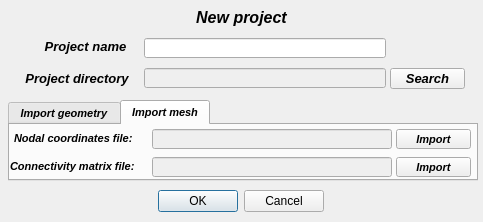
This is pulse/uix/user_input/ui/newProjectInput.ui in open-pulse/OpenPulse as Qt 5 draws it before an edit. The edited form follows.
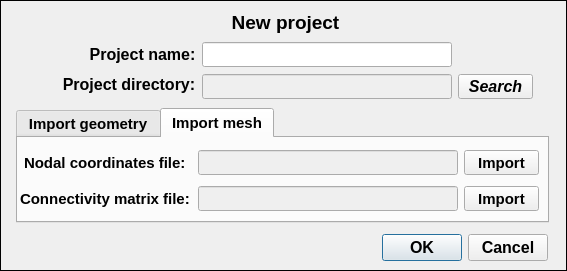
This is the edited form. The open tabs and pages were chosen to show the change.

Patch:
```diff
--- a/pulse/uix/user_input/ui/newProjectInput.ui
+++ b/pulse/uix/user_input/ui/newProjectInput.ui
@@ -6,71 +6,97 @@
    <rect>
     <x>0</x>
     <y>0</y>
-    <width>483</width>
-    <height>222</height>
+    <width>567</width>
+    <height>271</height>
    </rect>
   </property>
   <property name="minimumSize">
    <size>
-    <width>0</width>
-    <height>222</height>
+    <width>567</width>
+    <height>271</height>
    </size>
   </property>
   <property name="maximumSize">
    <size>
-    <width>99999</width>
-    <height>222</height>
+    <width>567</width>
+    <height>271</height>
    </size>
   </property>
   <property name="windowTitle">
    <string>Create new Project</string>
   </property>
-  <widget class="QWidget" name="widget" native="true">
+  <widget class="QFrame" name="frame">
    <property name="geometry">
     <rect>
      <x>0</x>
      <y>0</y>
-     <width>481</width>
-     <height>225</height>
+     <width>567</width>
+     <height>271</height>
     </rect>
    </property>
-   <widget class="QWidget" name="verticalLayoutWidget_2">
+   <property name="frameShape">
+    <enum>QFrame::Box</enum>
+   </property>
+   <property name="frameShadow">
+    <enum>QFrame::Plain</enum>
+   </property>
+   <property name="lineWidth">
+    <number>1</number>
+   </property>
+   <widget class="QLabel" name="label_8">
     <property name="geometry">
      <rect>
-      <x>40</x>
-      <y>36</y>
-      <width>91</width>
-      <height>21</height>
+      <x>54</x>
+      <y>72</y>
+      <width>150</width>
+      <height>25</height>
      </rect>
     </property>
-    <layout class="QVBoxLayout" name="verticalLayout_2">
-     <item>
-      <widget class="QLabel" name="label_2">
-       <property name="font">
-        <font>
-         <family>Arial</family>
-         <pointsize>10</pointsize>
-         <weight>75</weight>
-         <italic>true</italic>
-         <bold>true</bold>
-        </font>
-       </property>
-       <property name="text">
-        <string>&lt;html&gt;&lt;head/&gt;&lt;body&gt;&lt;p align=&quot;center&quot;&gt;Project name&lt;/p&gt;&lt;/body&gt;&lt;/html&gt;</string>
-       </property>
-      </widget>
-     </item>
-    </layout>
+    <property name="minimumSize">
+     <size>
+      <width>150</width>
+      <height>25</height>
+     </size>
+    </property>
+    <property name="maximumSize">
+     <size>
+      <width>170</width>
+      <height>25</height>
+     </size>
+    </property>
+    <property name="font">
+     <font>
+      <family>Arial</family>
+      <pointsize>12</pointsize>
+      <weight>75</weight>
+      <italic>false</italic>
+      <bold>true</bold>
+     </font>
+    </property>
+    <property name="text">
+     <string>&lt;html&gt;&lt;head/&gt;&lt;body&gt;&lt;p align=&quot;center&quot;&gt;Project directory:&lt;/p&gt;&lt;/body&gt;&lt;/html&gt;</string>
+    </property>
+    <property name="alignment">
+     <set>Qt::AlignRight|Qt::AlignTrailing|Qt::AlignVCenter</set>
+    </property>
    </widget>
    <widget class="QDialogButtonBox" name="button_create_project">
     <property name="geometry">
      <rect>
-      <x>10</x>
-      <y>190</y>
-      <width>461</width>
-      <height>23</height>
+      <x>374</x>
+      <y>232</y>
+      <width>181</width>
+      <height>31</height>
      </rect>
     </property>
+    <property name="font">
+     <font>
+      <family>Arial</family>
+      <pointsize>12</pointsize>
+      <weight>75</weight>
+      <bold>true</bold>
+     </font>
+    </property>
     <property name="orientation">
      <enum>Qt::Horizontal</enum>
     </property>
@@ -81,13 +107,155 @@
      <bool>true</bool>
     </property>
    </widget>
+   <widget class="QToolButton" name="toolButton_search_project_folder">
+    <property name="geometry">
+     <rect>
+      <x>458</x>
+      <y>74</y>
+      <width>75</width>
+      <height>25</height>
+     </rect>
+    </property>
+    <property name="sizePolicy">
+     <sizepolicy hsizetype="Expanding" vsizetype="Expanding">
+      <horstretch>0</horstretch>
+      <verstretch>0</verstretch>
+     </sizepolicy>
+    </property>
+    <property name="minimumSize">
+     <size>
+      <width>75</width>
+      <height>25</height>
+     </size>
+    </property>
+    <property name="maximumSize">
+     <size>
+      <width>75</width>
+      <height>25</height>
+     </size>
+    </property>
+    <property name="sizeIncrement">
+     <size>
+      <width>0</width>
+      <height>1</height>
+     </size>
+    </property>
+    <property name="font">
+     <font>
+      <family>Arial</family>
+      <pointsize>12</pointsize>
+      <weight>75</weight>
+      <italic>true</italic>
+      <bold>true</bold>
+     </font>
+    </property>
+    <property name="text">
+     <string>Search</string>
+    </property>
+   </widget>
+   <widget class="QLabel" name="label">
+    <property name="geometry">
+     <rect>
+      <x>10</x>
+      <y>6</y>
+      <width>551</width>
+      <height>33</height>
+     </rect>
+    </property>
+    <property name="font">
+     <font>
+      <family>Arial</family>
+      <pointsize>14</pointsize>
+      <weight>75</weight>
+      <italic>false</italic>
+      <bold>true</bold>
+     </font>
+    </property>
+    <property name="text">
+     <string>&lt;html&gt;&lt;head/&gt;&lt;body&gt;&lt;p align=&quot;center&quot;&gt;New project&lt;/p&gt;&lt;/body&gt;&lt;/html&gt;</string>
+    </property>
+    <property name="alignment">
+     <set>Qt::AlignCenter</set>
+    </property>
+   </widget>
+   <widget class="QLabel" name="label_2">
+    <property name="geometry">
+     <rect>
+      <x>86</x>
+      <y>42</y>
+      <width>113</width>
+      <height>25</height>
+     </rect>
+    </property>
+    <property name="minimumSize">
+     <size>
+      <width>0</width>
+      <height>25</height>
+     </size>
+    </property>
+    <property name="maximumSize">
+     <size>
+      <width>16777215</width>
+      <height>25</height>
+     </size>
+    </property>
+    <property name="font">
+     <font>
+      <family>Arial</family>
+      <pointsize>12</pointsize>
+      <weight>75</weight>
+      <italic>false</italic>
+      <bold>true</bold>
+     </font>
+    </property>
+    <property name="text">
+     <string>&lt;html&gt;&lt;head/&gt;&lt;body&gt;&lt;p align=&quot;center&quot;&gt;Project name:&lt;/p&gt;&lt;/body&gt;&lt;/html&gt;</string>
+    </property>
+    <property name="alignment">
+     <set>Qt::AlignRight|Qt::AlignTrailing|Qt::AlignVCenter</set>
+    </property>
+   </widget>
+   <widget class="QLineEdit" name="line_project_name">
+    <property name="geometry">
+     <rect>
+      <x>202</x>
+      <y>42</y>
+      <width>250</width>
+      <height>25</height>
+     </rect>
+    </property>
+    <property name="minimumSize">
+     <size>
+      <width>250</width>
+      <height>25</height>
+     </size>
+    </property>
+    <property name="maximumSize">
+     <size>
+      <width>250</width>
+      <height>25</height>
+     </size>
+    </property>
+    <property name="font">
+     <font>
+      <family>Arial</family>
+      <pointsize>11</pointsize>
+      <weight>75</weight>
+      <italic>true</italic>
+      <bold>true</bold>
+     </font>
+    </property>
+    <property name="alignment">
+     <set>Qt::AlignCenter</set>
+    </property>
+   </widget>
    <widget class="QTabWidget" name="tabWidget">
     <property name="geometry">
      <rect>
-      <x>8</x>
-      <y>100</y>
-      <width>470</width>
-      <height>81</height>
+      <x>16</x>
+      <y>108</y>
+      <width>533</width>
+      <height>115</height>
      </rect>
     </property>
     <property name="minimumSize">
@@ -98,16 +266,16 @@
     </property>
     <property name="maximumSize">
      <size>
-      <width>470</width>
+      <width>600</width>
       <height>16777215</height>
      </size>
     </property>
     <property name="font">
      <font>
       <family>Arial</family>
-      <pointsize>8</pointsize>
+      <pointsize>11</pointsize>
       <weight>75</weight>
-      <italic>true</italic>
+      <italic>false</italic>
       <bold>true</bold>
      </font>
     </property>
@@ -288,66 +456,28 @@
      <attribute name="title">
       <string>Import mesh</string>
      </attribute>
-     <widget class="QWidget" name="verticalLayoutWidget_11">
-      <property name="geometry">
-       <rect>
-        <x>4</x>
-        <y>2</y>
-        <width>135</width>
-        <height>23</height>
-       </rect>
-      </property>
-      <layout class="QVBoxLayout" name="verticalLayout_11">
-       <item>
-        <widget class="QLabel" name="label_5">
-         <property name="text">
-          <string>&lt;html&gt;&lt;head/&gt;&lt;body&gt;&lt;p align=&quot;center&quot;&gt;Nodal coordinates file:&lt;/p&gt;&lt;/body&gt;&lt;/html&gt;</string>
-         </property>
-        </widget>
-       </item>
-      </layout>
-     </widget>
-     <widget class="QWidget" name="verticalLayoutWidget_14">
-      <property name="geometry">
-       <rect>
-        <x>0</x>
-        <y>30</y>
-        <width>140</width>
-        <height>23</height>
-       </rect>
-      </property>
-      <layout class="QVBoxLayout" name="verticalLayout_14">
-       <item>
-        <widget class="QLabel" name="label_6">
-         <property name="text">
-          <string>&lt;html&gt;&lt;head/&gt;&lt;body&gt;&lt;p align=&quot;center&quot;&gt;Connectivity matrix file:&lt;/p&gt;&lt;/body&gt;&lt;/html&gt;</string>
-         </property>
-        </widget>
-       </item>
-      </layout>
-     </widget>
      <widget class="QLineEdit" name="line_conn">
       <property name="enabled">
        <bool>false</bool>
       </property>
       <property name="geometry">
        <rect>
-        <x>142</x>
-        <y>32</y>
-        <width>240</width>
-        <height>20</height>
+        <x>180</x>
+        <y>48</y>
+        <width>260</width>
+        <height>25</height>
        </rect>
       </property>
       <property name="minimumSize">
        <size>
-        <width>240</width>
-        <height>20</height>
+        <width>260</width>
+        <height>25</height>
        </size>
       </property>
       <property name="maximumSize">
        <size>
-        <width>240</width>
-        <height>20</height>
+        <width>260</width>
+        <height>25</height>
        </size>
       </property>
       <property name="alignment">
@@ -360,10 +490,10 @@
       </property>
       <property name="geometry">
        <rect>
-        <x>142</x>
-        <y>4</y>
-        <width>240</width>
-        <height>20</height>
+        <x>180</x>
+        <y>12</y>
+        <width>260</width>
+        <height>25</height>
        </rect>
       </property>
       <property name="sizePolicy">
@@ -374,14 +504,14 @@
       </property>
       <property name="minimumSize">
        <size>
-        <width>240</width>
-        <height>20</height>
+        <width>260</width>
+        <height>25</height>
        </size>
       </property>
       <property name="maximumSize">
        <size>
-        <width>240</width>
-        <height>20</height>
+        <width>260</width>
+        <height>25</height>
        </size>
       </property>
       <property name="baseSize">
@@ -397,10 +527,10 @@
      <widget class="QToolButton" name="toolButton_import_conn">
       <property name="geometry">
        <rect>
-        <x>386</x>
-        <y>32</y>
+        <x>446</x>
+        <y>48</y>
         <width>75</width>
-        <height>20</height>
+        <height>25</height>
        </rect>
       </property>
       <property name="sizePolicy">
@@ -412,13 +542,13 @@
       <property name="minimumSize">
        <size>
         <width>75</width>
-        <height>20</height>
+        <height>25</height>
        </size>
       </property>
       <property name="maximumSize">
        <size>
         <width>75</width>
-        <height>20</height>
+        <height>25</height>
        </size>
       </property>
       <property name="sizeIncrement">
@@ -434,10 +564,10 @@
      <widget class="QToolButton" name="toolButton_import_cord">
       <property name="geometry">
        <rect>
-        <x>386</x>
-        <y>4</y>
+        <x>446</x>
+        <y>12</y>
         <width>75</width>
-        <height>20</height>
+        <height>25</height>
        </rect>
       </property>
       <property name="sizePolicy">
@@ -449,13 +579,13 @@
       <property name="minimumSize">
        <size>
         <width>75</width>
-        <height>20</height>
+        <height>25</height>
        </size>
       </property>
       <property name="maximumSize">
        <size>
         <width>75</width>
-        <height>20</height>
+        <height>25</height>
        </size>
       </property>
       <property name="sizeIncrement">
@@ -474,155 +604,90 @@
        <string>Import</string>
       </property>
      </widget>
+     <widget class="QLabel" name="label_6">
+      <property name="geometry">
+       <rect>
+        <x>2</x>
+        <y>48</y>
+        <width>177</width>
+        <height>25</height>
+       </rect>
+      </property>
+      <property name="minimumSize">
+       <size>
+        <width>0</width>
+        <height>25</height>
+       </size>
+      </property>
+      <property name="maximumSize">
+       <size>
+        <width>16777215</width>
+        <height>25</height>
+       </size>
+      </property>
+      <property name="text">
+       <string>&lt;html&gt;&lt;head/&gt;&lt;body&gt;&lt;p align=&quot;center&quot;&gt;Connectivity matrix file:&lt;/p&gt;&lt;/body&gt;&lt;/html&gt;</string>
+      </property>
+     </widget>
+     <widget class="QLabel" name="label_5">
+      <property name="geometry">
+       <rect>
+        <x>6</x>
+        <y>12</y>
+        <width>173</width>
+        <height>25</height>
+       </rect>
+      </property>
+      <property name="minimumSize">
+       <size>
+        <width>0</width>
+        <height>25</height>
+       </size>
+      </property>
+      <property name="maximumSize">
+       <size>
+        <width>16777215</width>
+        <height>25</height>
+       </size>
+      </property>
+      <property name="text">
+       <string>&lt;html&gt;&lt;head/&gt;&lt;body&gt;&lt;p align=&quot;center&quot;&gt;Nodal coordinates file:&lt;/p&gt;&lt;/body&gt;&lt;/html&gt;</string>
+      </property>
+     </widget>
     </widget>
    </widget>
-   <widget class="QWidget" name="verticalLayoutWidget_16">
-    <property name="geometry">
-     <rect>
-      <x>24</x>
-      <y>68</y>
-      <width>106</width>
-      <height>21</height>
-     </rect>
-    </property>
-    <layout class="QVBoxLayout" name="verticalLayout_16">
-     <item>
-      <widget class="QLabel" name="label_8">
-       <property name="font">
-        <font>
-         <family>Arial</family>
-         <pointsize>10</pointsize>
-         <weight>75</weight>
-         <italic>true</italic>
-         <bold>true</bold>
-        </font>
-       </property>
-       <property name="text">
-        <string>&lt;html&gt;&lt;head/&gt;&lt;body&gt;&lt;p align=&quot;center&quot;&gt;Project directory&lt;/p&gt;&lt;/body&gt;&lt;/html&gt;</string>
-       </property>
-      </widget>
-     </item>
-    </layout>
-   </widget>
-   <widget class="QToolButton" name="toolButton_search_project_folder">
-    <property name="geometry">
-     <rect>
-      <x>390</x>
-      <y>68</y>
-      <width>75</width>
-      <height>21</height>
-     </rect>
-    </property>
-    <property name="sizePolicy">
-     <sizepolicy hsizetype="Expanding" vsizetype="Expanding">
-      <horstretch>0</horstretch>
-      <verstretch>0</verstretch>
-     </sizepolicy>
-    </property>
-    <property name="minimumSize">
-     <size>
-      <width>75</width>
-      <height>21</height>
-     </size>
-    </property>
-    <property name="maximumSize">
-     <size>
-      <width>75</width>
-      <height>21</height>
-     </size>
-    </property>
-    <property name="sizeIncrement">
-     <size>
-      <width>0</width>
-      <height>1</height>
-     </size>
-    </property>
-    <property name="font">
-     <font>
-      <family>Arial</family>
-      <pointsize>10</pointsize>
-      <weight>75</weight>
-      <italic>true</italic>
-      <bold>true</bold>
-     </font>
-    </property>
-    <property name="text">
-     <string>Search</string>
-    </property>
-   </widget>
-   <widget class="QLabel" name="label">
-    <property name="geometry">
-     <rect>
-      <x>2</x>
-      <y>4</y>
-      <width>479</width>
-      <height>27</height>
-     </rect>
-    </property>
-    <property name="font">
-     <font>
-      <family>Arial</family>
-      <pointsize>12</pointsize>
-      <weight>75</weight>
-      <italic>true</italic>
-      <bold>true</bold>
-     </font>
-    </property>
-    <property name="text">
-     <string>&lt;html&gt;&lt;head/&gt;&lt;body&gt;&lt;p align=&quot;center&quot;&gt;New project&lt;/p&gt;&lt;/body&gt;&lt;/html&gt;</string>
-    </property>
-    <property name="alignment">
-     <set>Qt::AlignCenter</set>
-    </property>
-   </widget>
    <widget class="QLineEdit" name="lineEdit_project_folder">
     <property name="enabled">
      <bool>false</bool>
     </property>
     <property name="geometry">
      <rect>
-      <x>144</x>
-      <y>68</y>
-      <width>242</width>
-      <height>20</height>
+      <x>202</x>
+      <y>74</y>
+      <width>250</width>
+      <height>25</height>
      </rect>
     </property>
     <property name="minimumSize">
      <size>
-      <width>242</width>
-      <height>0</height>
+      <width>250</width>
+      <height>25</height>
      </size>
     </property>
     <property name="maximumSize">
      <size>
-      <width>242</width>
-      <height>16777215</height>
+      <width>250</width>
+      <height>25</height>
      </size>
     </property>
-    <property name="alignment">
-     <set>Qt::AlignCenter</set>
-    </property>
-   </widget>
-   <widget class="QLineEdit" name="line_project_name">
-    <property name="geometry">
-     <rect>
-      <x>144</x>
-      <y>38</y>
-      <width>242</width>
-      <height>20</height>
-     </rect>
-    </property>
-    <property name="minimumSize">
-     <size>
-      <width>242</width>
-      <height>0</height>
-     </size>
-    </property>
-    <property name="maximumSize">
-     <size>
-      <width>242</width>
-      <height>16777215</height>
-     </size>
+    <property name="font">
+     <font>
+      <family>Arial</family>
+      <pointsize>11</pointsize>
+      <weight>75</weight>
+      <italic>true</italic>
+      <bold>true</bold>
+     </font>
     </property>
     <property name="alignment">
      <set>Qt::AlignCenter</set>
```
Left out of the diff: 108 changed lines with no effect on the pictures.
